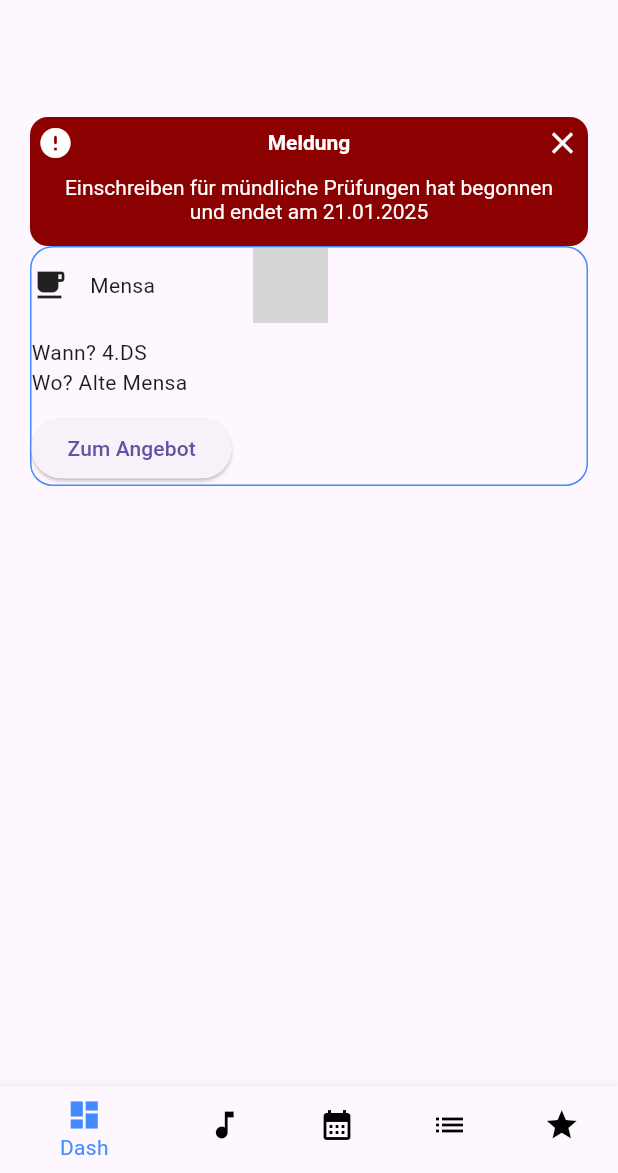
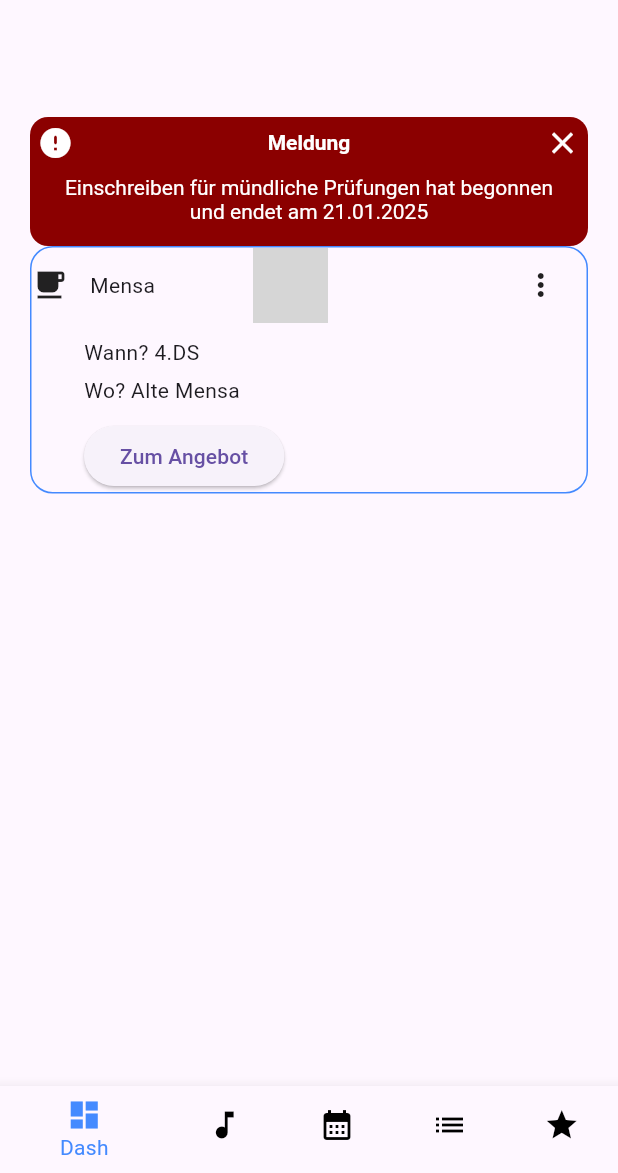
Before and after one commit to ChristophTrischler/ue5_gencoglu_schmidt_trischler, a Flutter app: the screen it shows after launch, on a phone screen of 412 x 824 dp, the part 63-1236 px from its top. Run offline on Flutter 3.47's test engine with Material 3 defaults, Android fonts, the phone set to English and light mode, and no system bars; network calls fail; grey boxes are pictures that could not be loaded.

Commit message:
mensawidget

```diff
--- a/lib/mensa_widget.dart
+++ b/lib/mensa_widget.dart
@@ -21,15 +21,23 @@ class MensaWidget extends StatelessWidget {
                   SizedBox(width: 65),
                   Image.network(
                       'https://img.freepik.com/free-vector/different-foods-set-white-background_1308-104236.jpg',
-                      width: 50)
+                      width: 50),
+                  SizedBox(width: 130),
+                  Icon(Icons.more_vert),
                 ],
               ),
               SizedBox(height: 10),
-              Text("Wann? 4.DS"),
-              Text("Wo? Alte Mensa"),
+              Padding(
+              padding: EdgeInsets.only(left: 35), // "Mensa" hizasına göre
+              child: Column(
+                crossAxisAlignment: CrossAxisAlignment.start,
+                children:[
+                  Text("Wann? 4.DS"),
+                  SizedBox(height: 5),
+                  Text("Wo? Alte Mensa"),
               SizedBox(height: 10),
               ElevatedButton(
-                  onPressed: () => (), child: const Text('Zum Angebot'))
-            ])));
+                  onPressed:() => (), child: Text('Zum Angebot'))
+            ]))])));
   }
 }
```
